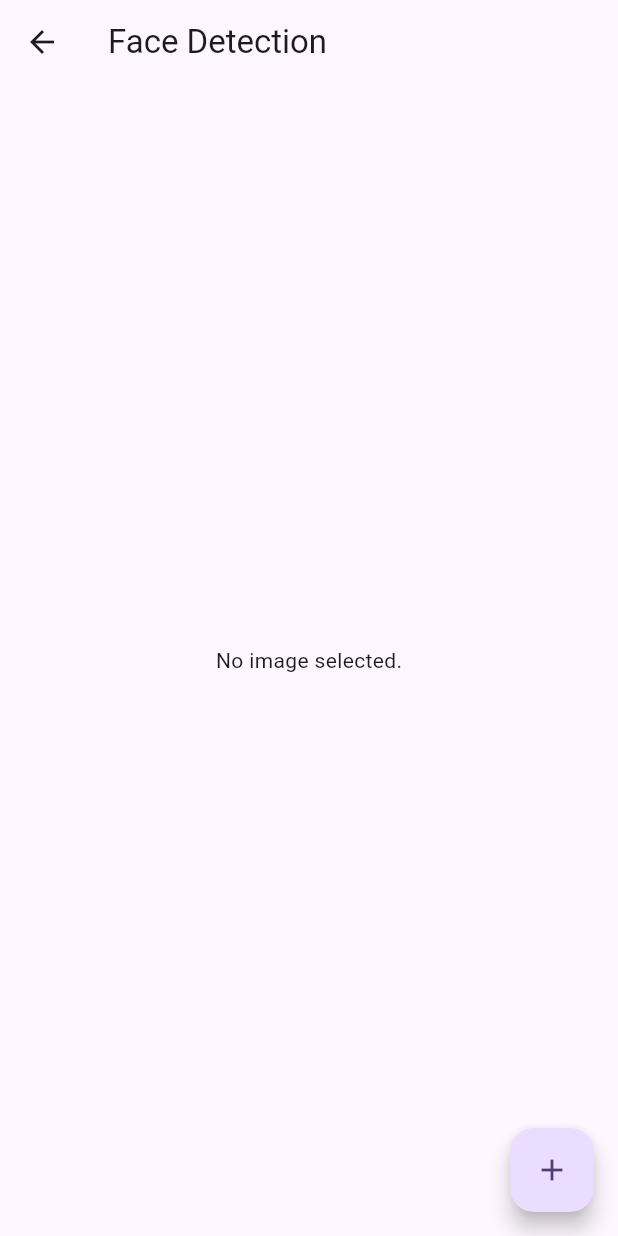
After one commit to mahdi-khaleghi/raja, a Flutter app: the FaceScreen screen opened directly, after a tap on the "add" icon, on a phone screen of 412 x 824 dp. The commit adds this screen. Run offline on Flutter 3.47's test engine with Material 3 defaults, Android fonts, the phone set to English and light mode, and no system bars; our stand-ins replace camera, image_picker; missing offline and left inert: google_ml_kit, tflite_flutter; project files that could hold a hidden picture were left out.

Commit message:
Add FaceScreen

```diff
--- /dev/null
+++ b/lib/face_screen.dart
@@ -0,0 +1,133 @@
+import 'dart:async';
+import 'dart:io';
+import 'dart:ui' as ui;
+
+import 'package:flutter/material.dart';
+import 'package:google_ml_kit/google_ml_kit.dart';
+import 'package:image_picker/image_picker.dart';
+
+class FaceScreen extends StatefulWidget {
+  const FaceScreen({super.key});
+
+  @override
+  State<FaceScreen> createState() => _FaceScreenState();
+}
+
+class _FaceScreenState extends State<FaceScreen> {
+  final FaceDetector faceDetector = GoogleMlKit.vision.faceDetector();
+  XFile? _imageFile;
+  List<Face> _faces = [];
+  ui.Image? _image;
+
+  Future<void> pickImage() async {
+    final ImagePicker _picker = ImagePicker();
+    final XFile? photo = await _picker.pickImage(source: ImageSource.gallery);
+    if (photo != null) {
+      final List<Face> faces = await detectFaces(photo);
+      final ui.Image image = await loadImage(File(photo.path));
+      print('Faces detected: ${faces.length}'); // Log تعداد صورت‌های شناسایی‌شده
+      setState(() {
+        _imageFile = photo;
+        _faces = faces;
+        _image = image;
+      });
+    }
+  }
+
+  Future<List<Face>> detectFaces(XFile imageFile) async {
+    final inputImage = InputImage.fromFilePath(imageFile.path);
+    final List<Face> faces = await faceDetector.processImage(inputImage);
+    return faces;
+  }
+
+  Future<ui.Image> loadImage(File file) async {
+    final Completer<ui.Image> completer = Completer();
+    final ImageStream stream = FileImage(file).resolve(const ImageConfiguration());
+    final ImageStreamListener listener = ImageStreamListener((ImageInfo info, bool _) {
+      completer.complete(info.image);
+    });
+    stream.addListener(listener);
+    return completer.future;
+  }
+
+  @override
+  void dispose() {
+    faceDetector.close();
+    super.dispose();
+  }
+
+  @override
+  Widget build(BuildContext context) {
+    return Scaffold(
+      appBar: AppBar(
+        title: const Text('Face Detection'),
+      ),
+      body: Center(
+        child: _imageFile == null
+            ? const Text('No image selected.')
+            : Column(
+                children: [
+                  Expanded(
+                    child: _image == null
+                        ? const CircularProgressIndicator()
+                        : FittedBox(
+                            child: SizedBox(
+                              width: _image!.width.toDouble(),
+                              height: _image!.height.toDouble(),
+                              child: Stack(
+                                fit: StackFit.expand,
+                                children: [
+                                  Image.file(File(_imageFile!.path)),
+                                  CustomPaint(
+                                    painter: FacePainter(_faces, _image!.width.toDouble(), _image!.height.toDouble()),
+                                    child: Container(),
+                                  ),
+                                ],
+                              ),
+                            ),
+                          ),
+                  ),
+                  Text('Faces detected: ${_faces.length}'), // نمایش تعداد صورت‌های شناسایی‌شده
+                ],
+              ),
+      ),
+      floatingActionButton: FloatingActionButton(
+        onPressed: pickImage,
+        child: const Icon(Icons.add),
+      ),
+    );
+  }
+}
+
+class FacePainter extends CustomPainter {
+  final List<Face> faces;
+  final double originalWidth;
+  final double originalHeight;
+
+  FacePainter(this.faces, this.originalWidth, this.originalHeight);
+
+  @override
+  void paint(Canvas canvas, Size size) {
+    final paint = Paint()
+      ..style = PaintingStyle.stroke
+      ..strokeWidth = 20.0
+      ..color = Colors.red;
+
+    final double scaleX = size.width / originalWidth;
+    final double scaleY = size.height / originalHeight;
+
+    for (var face in faces) {
+      final rect = Rect.fromLTRB(
+        face.boundingBox.left * scaleX,
+        face.boundingBox.top * scaleY,
+        face.boundingBox.right * scaleX,
+        face.boundingBox.bottom * scaleY,
+      );
+      print('Face bounding box: $rect'); // Log اطلاعات مربوط به هر صورت شناسایی‌شده
+      canvas.drawRect(rect, paint);
+    }
+  }
+
+  @override
+  bool shouldRepaint(CustomPainter oldDelegate) => true;
+}
--- a/pubspec.yaml
+++ b/pubspec.yaml
@@ -43,6 +43,7 @@ dependencies:
   # Use with the CupertinoIcons class for iOS style icons.
   cupertino_icons: ^1.0.6
   cached_network_image: ^3.3.1
+  permission_handler: ^10.2.0
 
 dev_dependencies:
   flutter_test:
```
Also changed, not shown: lib/album_screen.dart (+9 -9 lines), lib/image_data.dart (deleted, +0 -8 lines), lib/image_model.dart (added, +8 -0 lines), lib/object_screen.dart (renamed from lib/image_screen.dart, +7 -5 lines), pubspec.lock.
